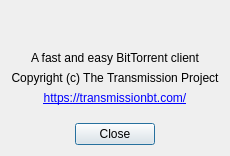
Old version of the form qt/AboutDialog.ui in the repository transmission/transmission.
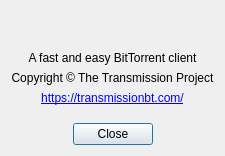
New version of the form.

```diff
--- a/qt/AboutDialog.ui
+++ b/qt/AboutDialog.ui
@@ -47,7 +47,7 @@
    <item>
     <widget class="QLabel" name="copyrightsLabel">
      <property name="text">
-      <string>Copyright (c) The Transmission Project</string>
+      <string>Copyright © The Transmission Project</string>
      </property>
      <property name="alignment">
       <set>Qt::AlignCenter</set>
```
